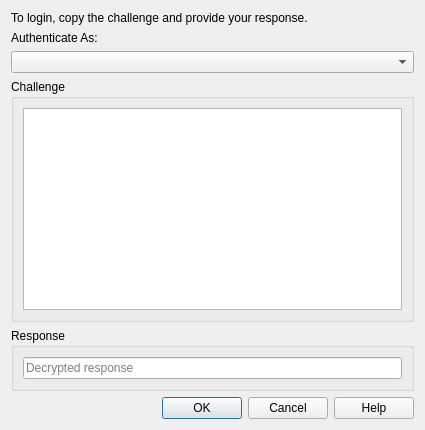
Old version of the form ui/logindialog.ui in the repository sysal1280/passwords.
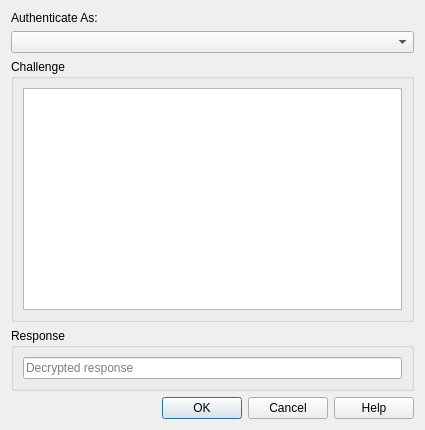
New version of the form. Icons and pictures are not drawn.

Commit message: Challenge wording refinement.

Patch:
```diff
--- a/ui/logindialog.ui
+++ b/ui/logindialog.ui
@@ -19,32 +19,9 @@
   </property>
   <layout class="QGridLayout" name="gridLayout_3">
    <item row="1" column="0" colspan="2">
-    <widget class="QLabel" name="label">
-     <property name="text">
-      <string>Authenticate As:</string>
-     </property>
-    </widget>
-   </item>
-   <item row="2" column="0" colspan="2">
     <widget class="QComboBox" name="comboBoxLogin"/>
    </item>
    <item row="3" column="0" colspan="2">
-    <widget class="QGroupBox" name="groupBox">
-     <property name="title">
-      <string>Challenge</string>
-     </property>
-     <layout class="QGridLayout" name="gridLayout">
-      <item row="0" column="0">
-       <widget class="QTextEdit" name="textEdit">
-        <property name="placeholderText">
-         <string/>
-        </property>
-       </widget>
-      </item>
-     </layout>
-    </widget>
-   </item>
-   <item row="4" column="0" colspan="2">
     <widget class="QGroupBox" name="groupBox_2">
      <property name="title">
       <string>Response</string>
@@ -71,13 +48,26 @@
     </widget>
    </item>
    <item row="0" column="0" colspan="2">
-    <widget class="QLabel" name="label_2">
+    <widget class="QLabel" name="label">
      <property name="text">
-      <string>To login, copy the challenge and provide your response.</string>
+      <string>Authenticate As:</string>
      </property>
-     <property name="wordWrap">
-      <bool>false</bool>
+    </widget>
+   </item>
+   <item row="2" column="0" colspan="2">
+    <widget class="QGroupBox" name="groupBox">
+     <property name="title">
+      <string>Challenge</string>
      </property>
+     <layout class="QGridLayout" name="gridLayout">
+      <item row="0" column="0">
+       <widget class="QTextEdit" name="textEdit">
+        <property name="placeholderText">
+         <string/>
+        </property>
+       </widget>
+      </item>
+     </layout>
     </widget>
    </item>
   </layout>
```
Left out of the diff: 2 changed lines with no effect on the pictures. The commit also changes 1 other file.
